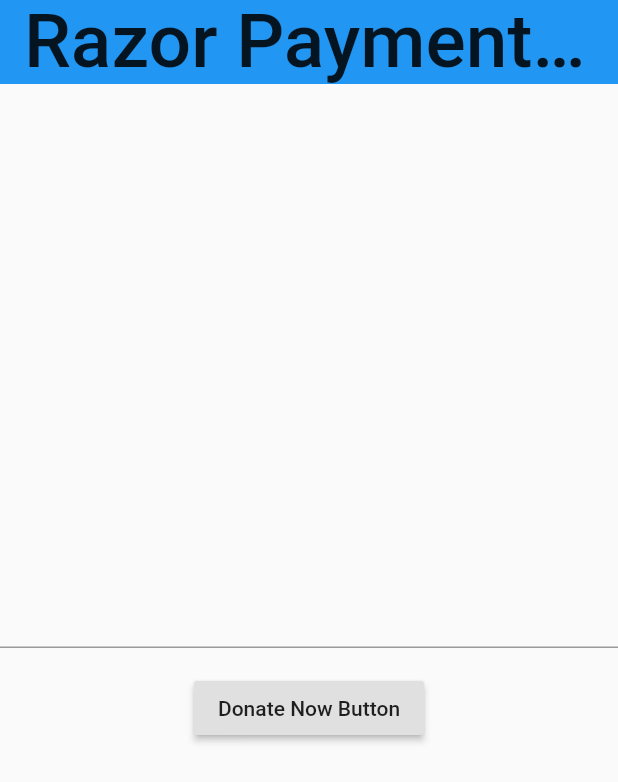
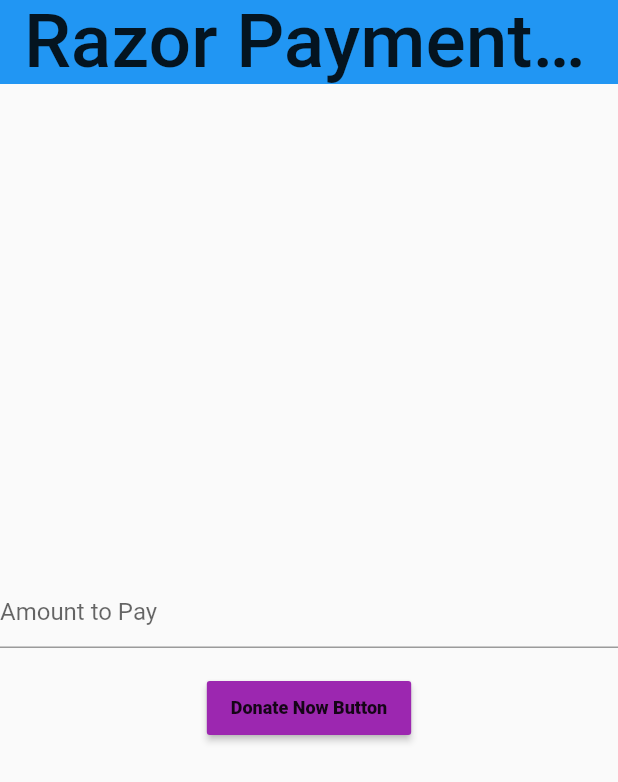
Before and after one commit to irahulcse/Flutter_Integeration_Razor_Pay, a Flutter app: the screen it shows after launch, after a tap on "Donate Now Button", on a phone screen of 412 x 824 dp. Shown: the top 782 px of the screen. Run offline on Flutter 3.47's test engine with Material 2 defaults, Android fonts, the phone set to English and light mode, and no system bars; our stand-ins replace toast; missing offline and left inert: razorpay_flutter.

Commit message:
Automatic Commit 2020-06-15-14:15:08

```diff
--- a/lib/homepage.dart
+++ b/lib/homepage.dart
@@ -1,7 +1,6 @@
-import 'dart:html';
-
 import 'package:flutter/material.dart';
 import 'package:razorpay_flutter/razorpay_flutter.dart';
+import 'package:toast/toast.dart';
 
 class HomePage extends StatefulWidget {
   @override
@@ -10,6 +9,7 @@
 
 class _HomePageState extends State<HomePage> {
   Razorpay razorpay;
+  TextEditingController textEditingController = new TextEditingController();
 
   @override
   void initState() {
@@ -17,7 +17,51 @@
     super.initState();
 
     razorpay = new Razorpay();
-    razorpay.on(event, handler)
+    razorpay.on(Razorpay.EVENT_PAYMENT_SUCCESS, handlePaymentSuccess);
+    razorpay.on(Razorpay.EVENT_PAYMENT_ERROR, handleError);
+    razorpay.on(Razorpay.EVENT_EXTERNAL_WALLET, handleWallet);
+  }
+
+  @override
+  void openCheckOut() {
+    String api;
+    var options = {
+      "key": "$api",
+      "amount": textEditingController.text,
+      "name": "Sample App",
+      "description": "Payment for some random product",
+      "prefill": {
+        "contact": "8459701511",
+        "email": "1rahulchandra1@gmail.com",
+      },
+      "external": {
+        "wallets": ["paytm"],
+      }
+    };
+
+    try {
+      razorpay.open(options);
+    } catch (e) {
+      print(e.toString());
+    }
+  }
+
+  void dispose() {
+    super.dispose();
+    razorpay.clear();
+  }
+
+  void handlePaymentSuccess() {
+    print("Payment Success");
+    Toast.show("Payment Successful", context);
+  }
+
+  void handleError() {
+    Toast.show("Error In Payment", context);
+  }
+
+  void handleWallet() {
+    Toast.show("Wallet Handling in Progress", context);
   }
 
   @override
@@ -38,13 +82,26 @@
       body: Column(
         mainAxisAlignment: MainAxisAlignment.center,
         children: [
-          TextField(),
+          TextField(
+            controller: textEditingController,
+            decoration: InputDecoration(hintText: "Amount to Pay"),
+          ),
           SizedBox(
             height: 16,
           ),
           RaisedButton(
-            child: Text("Donate Now Button"),
-            onPressed: () {},
+            color: Colors.purple,
+            child: Text(
+              "Donate Now Button",
+              style: TextStyle(
+                color: Colors.black87,
+                fontSize: 12,
+                fontWeight: FontWeight.w800,
+              ),
+            ),
+            onPressed: () {
+              openCheckOut();
+            },
           )
         ],
       ),
--- a/pubspec.yaml
+++ b/pubspec.yaml
@@ -24,6 +24,7 @@
   flutter:
     sdk: flutter
   razorpay_flutter: ^1.2.1
+  toast: ^0.1.5
 
 
   # The following adds the Cupertino Icons font to your application.
```
Also changed, not shown: pubspec.lock, 2 other files.
